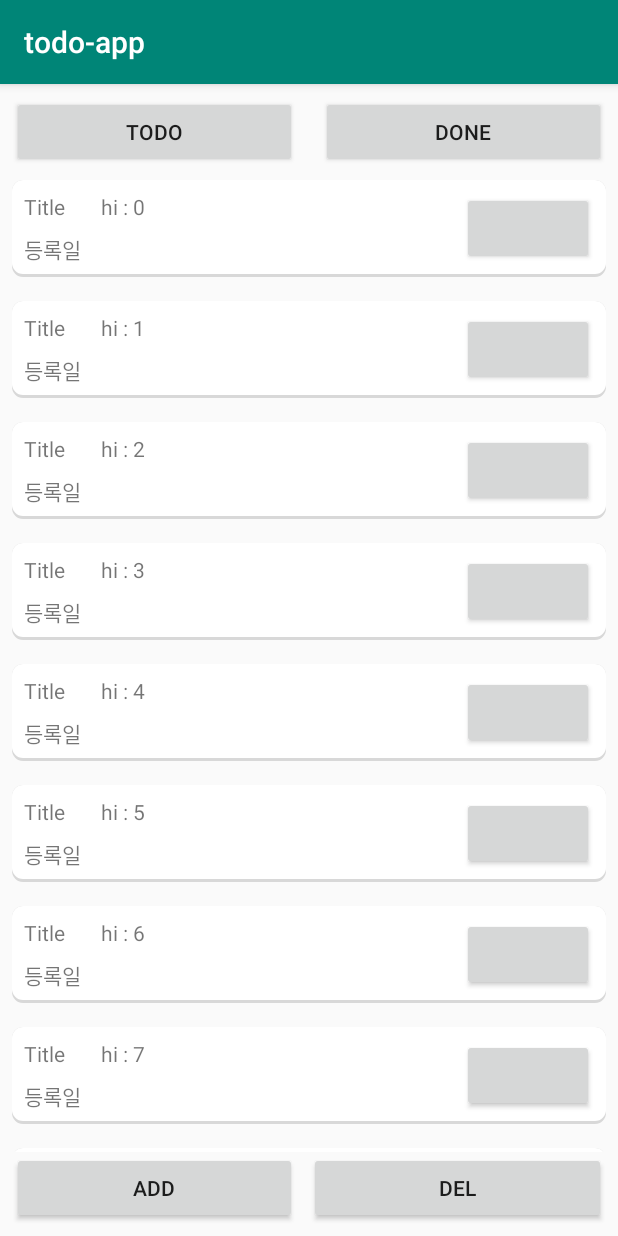
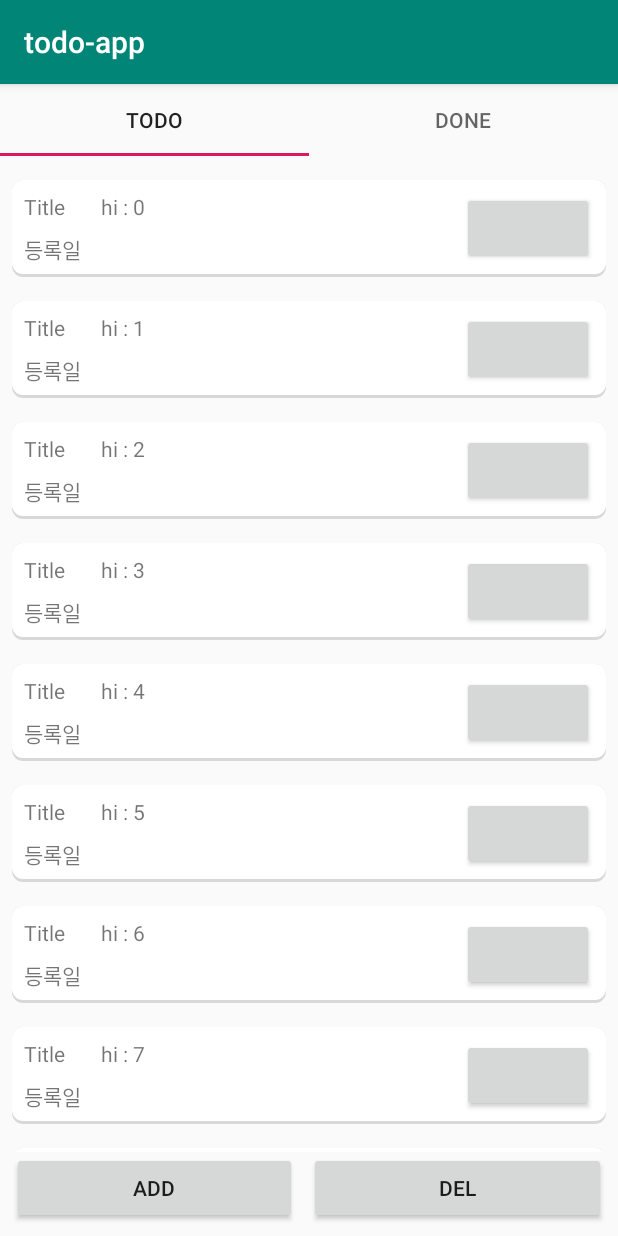
Before and after one commit to clucle/rx-todo-app, an Android app: the screen it shows after launch (MainActivity), on a phone screen of 412 x 824 dp. Run offline under Robolectric (Android 15) with nearby library versions, the phone set to English and light mode, and no system bars; our stand-ins replace ButterKnife.

Commit message:
feat: tab layout으로 viewpager controll
Signed-off-by: clucle <wjdenwls123@gmail.com>

```diff
--- a/app/build.gradle
+++ b/app/build.gradle
@@ -33,4 +33,5 @@ dependencies {
 
     // recycler view
     implementation 'com.android.support:recyclerview-v7:27.1.1'
+    implementation 'com.android.support:design:27.1.1'
 }
--- a/app/src/main/java/com/github/clucle/todo_app/view/activity/MainActivity.java
+++ b/app/src/main/java/com/github/clucle/todo_app/view/activity/MainActivity.java
@@ -1,15 +1,13 @@
 package com.github.clucle.todo_app.view.activity;
 
 import android.support.constraint.ConstraintLayout;
+import android.support.design.widget.TabLayout;
 import android.support.v4.app.Fragment;
 import android.support.v4.app.FragmentManager;
 import android.support.v4.app.FragmentStatePagerAdapter;
 import android.support.v4.view.ViewPager;
 import android.support.v7.app.AppCompatActivity;
 import android.os.Bundle;
-import android.view.View;
-import android.widget.Button;
-import android.widget.LinearLayout;
 
 import com.github.clucle.todo_app.R;
 import com.github.clucle.todo_app.view.fragment.DoneFragment;
@@ -26,10 +24,8 @@ public class MainActivity extends AppCompatActivity implements MainActivityPrese
 
   @BindView(R.id.constraint_layout_main)
   ConstraintLayout constraintLayoutMain;
-  @BindView(R.id.top_nav_btn_todo)
-  Button btnTodo;
-  @BindView(R.id.top_nav_btn_done)
-  Button btnDone;
+  @BindView(R.id.tab_layout_main)
+  TabLayout tabLayoutMain;
   @BindView(R.id.vp_main)
   ViewPager vpMain;
 
@@ -45,31 +41,14 @@ public class MainActivity extends AppCompatActivity implements MainActivityPrese
     vpMain.setOffscreenPageLimit(1);
     vpMain.setCurrentItem(0);
 
-    btnTodo.setTag(0);
-    btnDone.setTag(1);
-    btnTodo.setOnClickListener(movePageListener);
-    btnDone.setOnClickListener(movePageListener);
+    tabLayoutMain.setupWithViewPager(vpMain);
   }
 
-  View.OnClickListener movePageListener = new View.OnClickListener() {
-    @Override
-    public void onClick(View v) {
-      int tag = (int) v.getTag();
+  private class ViewPagerAdapter extends FragmentStatePagerAdapter {
 
-      int i = 0;
-      while (i < 2) {
-        if (tag == i) {
-          constraintLayoutMain.findViewWithTag(i).setSelected(true);
-        } else {
-          constraintLayoutMain.findViewWithTag(i).setSelected(false);
-        }
-        i++;
-      }
-      vpMain.setCurrentItem(tag);
-    }
-  };
+    final int PAGE_COUNT = 2;
+    private String tabTitles[] = new String[] { "Todo", "Done" };
 
-  private class ViewPagerAdapter extends FragmentStatePagerAdapter {
     ViewPagerAdapter(FragmentManager fm) {
       super(fm);
     }
@@ -88,7 +67,12 @@ public class MainActivity extends AppCompatActivity implements MainActivityPrese
 
     @Override
     public int getCount() {
-      return 2;
+      return PAGE_COUNT;
+    }
+
+    @Override
+    public CharSequence getPageTitle(int position) {
+      return tabTitles[position];
     }
   }
 }
--- a/app/src/main/java/com/github/clucle/todo_app/view/utils/VerticalSpaceItemDecoration.java
+++ b/app/src/main/java/com/github/clucle/todo_app/view/utils/VerticalSpaceItemDecoration.java
@@ -14,6 +14,9 @@ public class VerticalSpaceItemDecoration extends RecyclerView.ItemDecoration {
 
   @Override
   public void getItemOffsets(Rect outRect, View view, RecyclerView parent, RecyclerView.State state) {
+    if (parent.getChildAdapterPosition(view) == 0) {
+      outRect.top = verticalSpaceHeight;
+    }
     if (parent.getChildAdapterPosition(view) != parent.getAdapter().getItemCount() - 1) {
       outRect.bottom = verticalSpaceHeight;
     }
--- a/app/src/main/res/layout/activity_main.xml
+++ b/app/src/main/res/layout/activity_main.xml
@@ -11,45 +11,13 @@
         android:layout_width="match_parent"
         android:layout_height="wrap_content">
 
-        <Button
-            android:id="@+id/top_nav_btn_todo"
-            android:layout_width="0dp"
-            android:layout_height="wrap_content"
-            android:layout_marginStart="8dp"
-            android:layout_marginLeft="8dp"
-            android:layout_marginTop="8dp"
-            android:layout_marginEnd="8dp"
-            android:layout_marginRight="8dp"
-            android:layout_marginBottom="8dp"
-            android:text="@string/btn_todo_fragment"
-            app:layout_constraintBottom_toBottomOf="parent"
-            app:layout_constraintEnd_toStartOf="@+id/guideline3"
-            app:layout_constraintStart_toStartOf="parent"
-            app:layout_constraintTop_toTopOf="parent" />
 
-        <android.support.constraint.Guideline
-            android:id="@+id/guideline3"
-            android:layout_width="wrap_content"
-            android:layout_height="wrap_content"
-            android:orientation="vertical"
-            app:layout_constraintGuide_percent="0.5" />
+        <android.support.design.widget.TabLayout
+            android:id="@+id/tab_layout_main"
+            android:layout_width="match_parent"
+            android:layout_height="match_parent">
 
-        <Button
-            android:id="@+id/top_nav_btn_done"
-            android:layout_width="0dp"
-            android:layout_height="wrap_content"
-            android:layout_marginStart="8dp"
-            android:layout_marginLeft="8dp"
-            android:layout_marginTop="8dp"
-            android:layout_marginEnd="8dp"
-            android:layout_marginRight="8dp"
-            android:layout_marginBottom="8dp"
-            android:text="@string/btn_done_fragment"
-            app:layout_constraintBottom_toBottomOf="parent"
-            app:layout_constraintEnd_toEndOf="parent"
-            app:layout_constraintStart_toStartOf="@+id/guideline3"
-            app:layout_constraintTop_toTopOf="parent" />
-
+        </android.support.design.widget.TabLayout>
     </android.support.constraint.ConstraintLayout>
 
 
```
